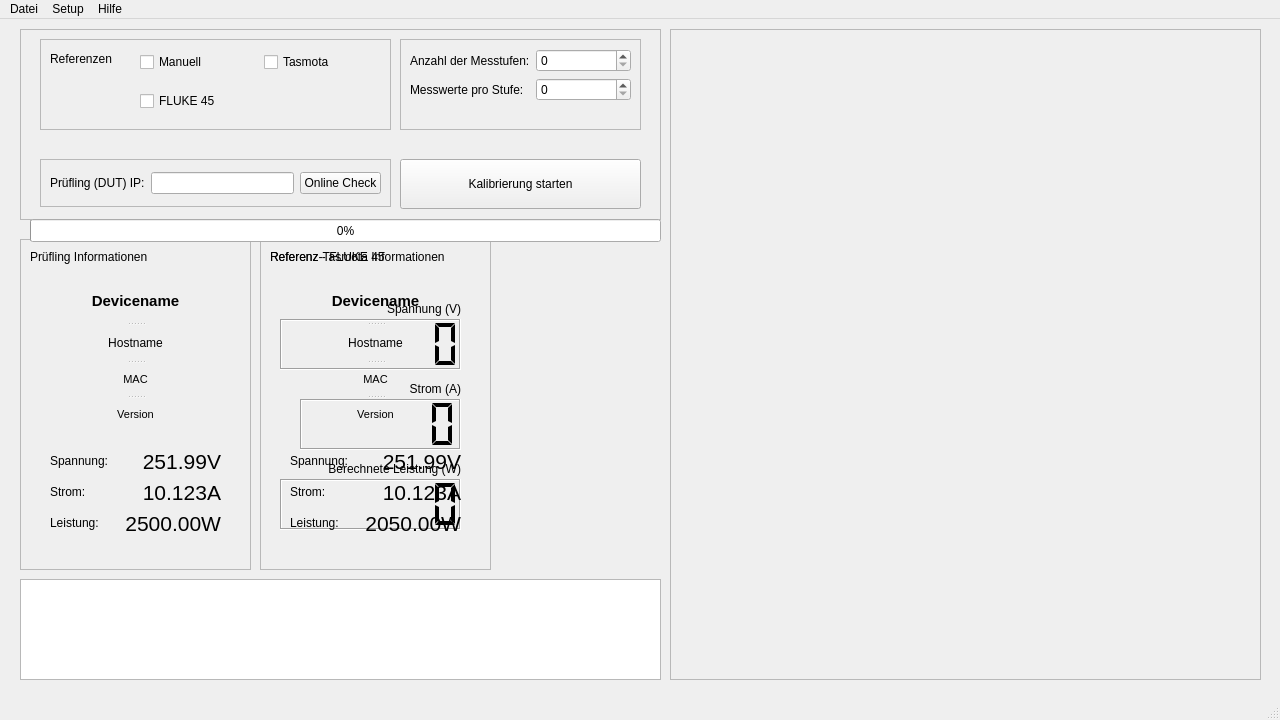
Before: the Qt Designer form main_gui.ui in Suitcasechild/AutoCal, drawn with Qt 5.
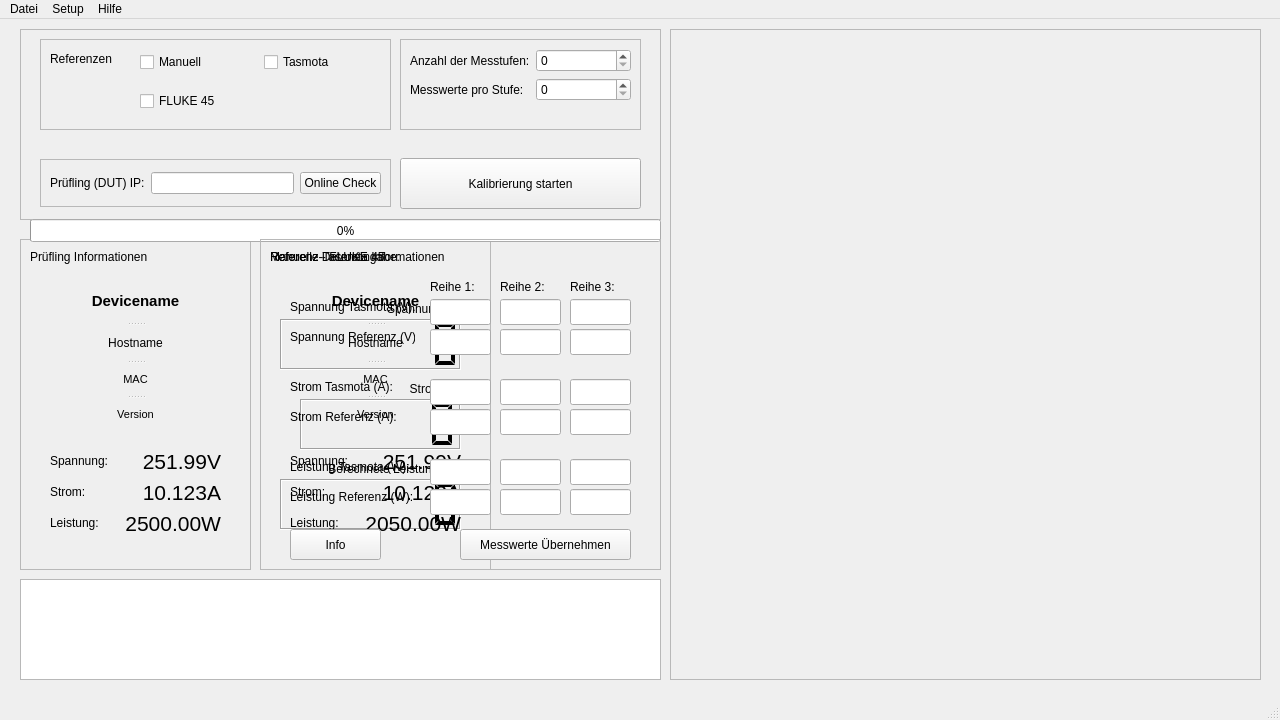
After: the same form once the commit is applied.

Diff of the .ui file:
```diff
--- a/main_gui.ui
+++ b/main_gui.ui
@@ -43,9 +43,9 @@
      <property name="geometry">
       <rect>
        <x>380</x>
-       <y>130</y>
+       <y>129</y>
        <width>241</width>
-       <height>50</height>
+       <height>51</height>
       </rect>
      </property>
      <property name="text">
@@ -779,6 +779,358 @@
      <number>0</number>
     </property>
    </widget>
+   <widget class="QFrame" name="frame_manuell">
+    <property name="geometry">
+     <rect>
+      <x>260</x>
+      <y>220</y>
+      <width>401</width>
+      <height>331</height>
+     </rect>
+    </property>
+    <property name="frameShape">
+     <enum>QFrame::Shape::StyledPanel</enum>
+    </property>
+    <property name="frameShadow">
+     <enum>QFrame::Shadow::Raised</enum>
+    </property>
+    <widget class="QLabel" name="lbl_device_name_5">
+     <property name="geometry">
+      <rect>
+       <x>10</x>
+       <y>10</y>
+       <width>211</width>
+       <height>16</height>
+      </rect>
+     </property>
+     <property name="text">
+      <string>Manuelle Dateneingabe:</string>
+     </property>
+    </widget>
+    <widget class="QLabel" name="lbl_device_name_6">
+     <property name="geometry">
+      <rect>
+       <x>30</x>
+       <y>60</y>
+       <width>125</width>
+       <height>16</height>
+      </rect>
+     </property>
+     <property name="text">
+      <string>Spannung Tasmota (V):</string>
+     </property>
+    </widget>
+    <widget class="QLabel" name="lbl_device_name_7">
+     <property name="geometry">
+      <rect>
+       <x>30</x>
+       <y>90</y>
+       <width>125</width>
+       <height>16</height>
+      </rect>
+     </property>
+     <property name="text">
+      <string>Spannung Referenz (V):</string>
+     </property>
+    </widget>
+    <widget class="QLabel" name="lbl_device_name_8">
+     <property name="geometry">
+      <rect>
+       <x>30</x>
+       <y>140</y>
+       <width>125</width>
+       <height>16</height>
+      </rect>
+     </property>
+     <property name="text">
+      <string>Strom Tasmota (A):</string>
+     </property>
+    </widget>
+    <widget class="QLabel" name="lbl_device_name_9">
+     <property name="geometry">
+      <rect>
+       <x>30</x>
+       <y>170</y>
+       <width>125</width>
+       <height>16</height>
+      </rect>
+     </property>
+     <property name="text">
+      <string>Strom Referenz (A):</string>
+     </property>
+    </widget>
+    <widget class="QLabel" name="lbl_device_name_10">
+     <property name="geometry">
+      <rect>
+       <x>30</x>
+       <y>220</y>
+       <width>125</width>
+       <height>16</height>
+      </rect>
+     </property>
+     <property name="text">
+      <string>Leistung Tasmota (W):</string>
+     </property>
+    </widget>
+    <widget class="QLabel" name="lbl_device_name_11">
+     <property name="geometry">
+      <rect>
+       <x>30</x>
+       <y>250</y>
+       <width>125</width>
+       <height>16</height>
+      </rect>
+     </property>
+     <property name="text">
+      <string>Leistung Referenz (W):</string>
+     </property>
+    </widget>
+    <widget class="QLabel" name="lbl_device_name_12">
+     <property name="geometry">
+      <rect>
+       <x>170</x>
+       <y>40</y>
+       <width>71</width>
+       <height>16</height>
+      </rect>
+     </property>
+     <property name="text">
+      <string>Reihe 1:</string>
+     </property>
+    </widget>
+    <widget class="QLabel" name="lbl_device_name_13">
+     <property name="geometry">
+      <rect>
+       <x>240</x>
+       <y>40</y>
+       <width>71</width>
+       <height>16</height>
+      </rect>
+     </property>
+     <property name="text">
+      <string>Reihe 2:</string>
+     </property>
+    </widget>
+    <widget class="QLabel" name="lbl_device_name_14">
+     <property name="geometry">
+      <rect>
+       <x>310</x>
+       <y>40</y>
+       <width>71</width>
+       <height>16</height>
+      </rect>
+     </property>
+     <property name="text">
+      <string>Reihe 3:</string>
+     </property>
+    </widget>
+    <widget class="QLineEdit" name="edit_vtas_1">
+     <property name="geometry">
+      <rect>
+       <x>170</x>
+       <y>60</y>
+       <width>61</width>
+       <height>26</height>
+      </rect>
+     </property>
+    </widget>
+    <widget class="QLineEdit" name="edit_vref_1">
+     <property name="geometry">
+      <rect>
+       <x>170</x>
+       <y>90</y>
+       <width>61</width>
+       <height>26</height>
+      </rect>
+     </property>
+    </widget>
+    <widget class="QLineEdit" name="edit_aref_1">
+     <property name="geometry">
+      <rect>
+       <x>170</x>
+       <y>170</y>
+       <width>61</width>
+       <height>26</height>
+      </rect>
+     </property>
+    </widget>
+    <widget class="QLineEdit" name="edit_atas_1">
+     <property name="geometry">
+      <rect>
+       <x>170</x>
+       <y>140</y>
+       <width>61</width>
+       <height>26</height>
+      </rect>
+     </property>
+    </widget>
+    <widget class="QLineEdit" name="edit_wtas_1">
+     <property name="geometry">
+      <rect>
+       <x>170</x>
+       <y>220</y>
+       <width>61</width>
+       <height>26</height>
+      </rect>
+     </property>
+    </widget>
+    <widget class="QLineEdit" name="edit_wref_1">
+     <property name="geometry">
+      <rect>
+       <x>170</x>
+       <y>250</y>
+       <width>61</width>
+       <height>26</height>
+      </rect>
+     </property>
+    </widget>
+    <widget class="QLineEdit" name="edit_wref_2">
+     <property name="geometry">
+      <rect>
+       <x>240</x>
+       <y>250</y>
+       <width>61</width>
+       <height>26</height>
+      </rect>
+     </property>
+    </widget>
+    <widget class="QLineEdit" name="edit_atas_2">
+     <property name="geometry">
+      <rect>
+       <x>240</x>
+       <y>140</y>
+       <width>61</width>
+       <height>26</height>
+      </rect>
+     </property>
+    </widget>
+    <widget class="QLineEdit" name="edit_vref_2">
+     <property name="geometry">
+      <rect>
+       <x>240</x>
+       <y>90</y>
+       <width>61</width>
+       <height>26</height>
+      </rect>
+     </property>
+    </widget>
+    <widget class="QLineEdit" name="edit_aref_2">
+     <property name="geometry">
+      <rect>
+       <x>240</x>
+       <y>170</y>
+       <width>61</width>
+       <height>26</height>
+      </rect>
+     </property>
+    </widget>
+    <widget class="QLineEdit" name="edit_wtas_2">
+     <property name="geometry">
+      <rect>
+       <x>240</x>
+       <y>220</y>
+       <width>61</width>
+       <height>26</height>
+      </rect>
+     </property>
+    </widget>
+    <widget class="QLineEdit" name="edit_vtas_2">
+     <property name="geometry">
+      <rect>
+       <x>240</x>
+       <y>60</y>
+       <width>61</width>
+       <height>26</height>
+      </rect>
+     </property>
+    </widget>
+    <widget class="QLineEdit" name="edit_wref_3">
+     <property name="geometry">
+      <rect>
+       <x>310</x>
+       <y>250</y>
+       <width>61</width>
+       <height>26</height>
+      </rect>
+     </property>
+    </widget>
+    <widget class="QLineEdit" name="edit_atas_3">
+     <property name="geometry">
+      <rect>
+       <x>310</x>
+       <y>140</y>
+       <width>61</width>
+       <height>26</height>
+      </rect>
+     </property>
+    </widget>
+    <widget class="QLineEdit" name="edit_vref_3">
+     <property name="geometry">
+      <rect>
+       <x>310</x>
+       <y>90</y>
+       <width>61</width>
+       <height>26</height>
+      </rect>
+     </property>
+    </widget>
+    <widget class="QLineEdit" name="edit_aref_3">
+     <property name="geometry">
+      <rect>
+       <x>310</x>
+       <y>170</y>
+       <width>61</width>
+       <height>26</height>
+      </rect>
+     </property>
+    </widget>
+    <widget class="QLineEdit" name="edit_wtas_3">
+     <property name="geometry">
+      <rect>
+       <x>310</x>
+       <y>220</y>
+       <width>61</width>
+       <height>26</height>
+      </rect>
+     </property>
+    </widget>
+    <widget class="QLineEdit" name="edit_vtas_3">
+     <property name="geometry">
+      <rect>
+       <x>310</x>
+       <y>60</y>
+       <width>61</width>
+       <height>26</height>
+      </rect>
+     </property>
+    </widget>
+    <widget class="QPushButton" name="btn_man_ubernehmen">
+     <property name="geometry">
+      <rect>
+       <x>200</x>
+       <y>290</y>
+       <width>171</width>
+       <height>31</height>
+      </rect>
+     </property>
+     <property name="text">
+      <string>Messwerte Übernehmen</string>
+     </property>
+    </widget>
+    <widget class="QPushButton" name="btn_man_info">
+     <property name="geometry">
+      <rect>
+       <x>30</x>
+       <y>290</y>
+       <width>91</width>
+       <height>31</height>
+      </rect>
+     </property>
+     <property name="text">
+      <string>Info</string>
+     </property>
+    </widget>
+   </widget>
    <zorder>frame_fluke</zorder>
    <zorder>log_output</zorder>
    <zorder>frame</zorder>
@@ -786,6 +1138,7 @@
    <zorder>frame_info</zorder>
    <zorder>frame_tasref</zorder>
    <zorder>progress_status</zorder>
+   <zorder>frame_manuell</zorder>
   </widget>
   <widget class="QMenuBar" name="menubar">
    <property name="geometry">
@@ -817,7 +1170,7 @@
     <property name="title">
      <string>Hilfe</string>
     </property>
-    <widget class="QMenu" name="menuModus">
+    <widget class="QMenu" name="menu_mode_selection">
      <property name="title">
       <string>Modus</string>
      </property>
@@ -825,9 +1178,9 @@
      <addaction name="action_ui_mode_pro_home"/>
     </widget>
     <addaction name="action_guide"/>
+    <addaction name="menu_mode_selection"/>
     <addaction name="separator"/>
     <addaction name="action_show_license"/>
-    <addaction name="menuModus"/>
    </widget>
    <addaction name="menuDatei"/>
    <addaction name="menuSetup"/>
```
